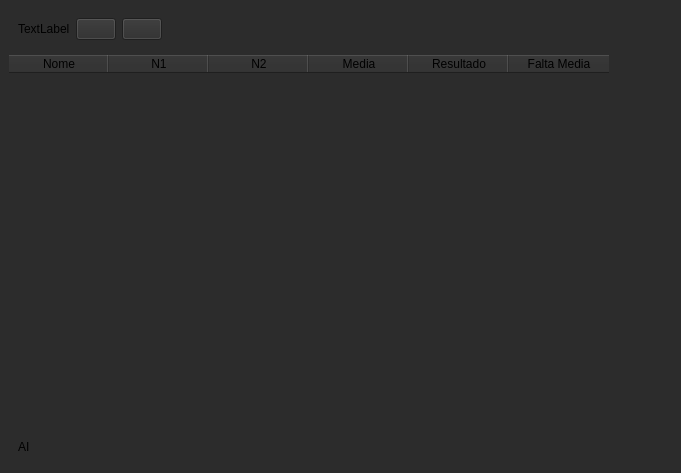
KoTzJr/puc-grade-calculator, file _windows_.ui: the form before one commit.
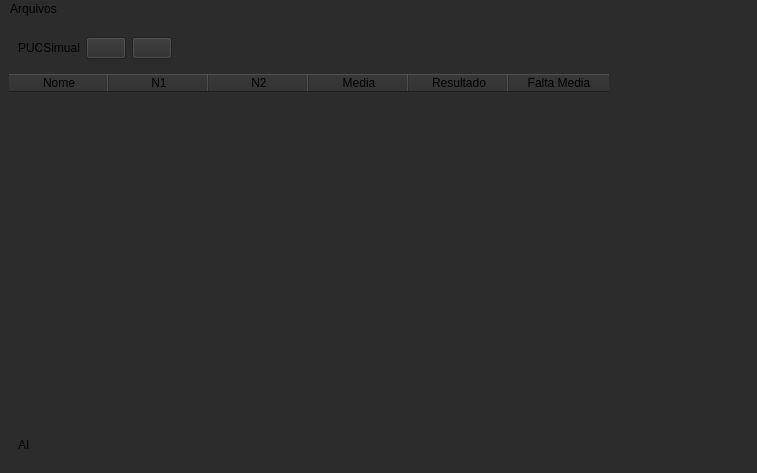
The form after the commit.

What changed in the file:
```diff
--- a/_windows_.ui
+++ b/_windows_.ui
@@ -6,22 +6,10 @@
    <rect>
     <x>0</x>
     <y>0</y>
-    <width>681</width>
+    <width>757</width>
     <height>473</height>
    </rect>
   </property>
-  <property name="minimumSize">
-   <size>
-    <width>681</width>
-    <height>473</height>
-   </size>
-  </property>
-  <property name="maximumSize">
-   <size>
-    <width>681</width>
-    <height>473</height>
-   </size>
-  </property>
   <property name="windowTitle">
    <string>_windows_</string>
   </property>
@@ -42,7 +30,7 @@
        <item>
         <widget class="QLabel" name="label_2">
          <property name="text">
-          <string>TextLabel</string>
+          <string>PUCSimual</string>
          </property>
         </widget>
        </item>
@@ -124,7 +112,7 @@
       </column>
      </widget>
     </item>
-    <item alignment="Qt::AlignmentFlag::AlignLeft">
+    <item alignment="Qt::AlignmentFlag::AlignLeft|Qt::AlignmentFlag::AlignVCenter">
      <widget class="QFrame" name="frame_2">
       <property name="frameShape">
        <enum>QFrame::Shape::NoFrame</enum>
@@ -147,11 +135,80 @@
          </property>
         </widget>
        </item>
+       <item>
+        <spacer name="horizontalSpacer">
+         <property name="orientation">
+          <enum>Qt::Orientation::Horizontal</enum>
+         </property>
+         <property name="sizeType">
+          <enum>QSizePolicy::Policy::Maximum</enum>
+         </property>
+         <property name="sizeHint" stdset="0">
+          <size>
+           <width>350</width>
+           <height>20</height>
+          </size>
+         </property>
+        </spacer>
+       </item>
+       <item>
+        <widget class="QLabel" name="label_3">
+         <property name="text">
+          <string/>
+         </property>
+         <property name="textFormat">
+          <enum>Qt::TextFormat::RichText</enum>
+         </property>
+         <property name="alignment">
+          <set>Qt::AlignmentFlag::AlignRight|Qt::AlignmentFlag::AlignTrailing|Qt::AlignmentFlag::AlignVCenter</set>
+         </property>
+        </widget>
+       </item>
       </layout>
      </widget>
     </item>
    </layout>
   </widget>
+  <widget class="QMenuBar" name="menuBar">
+   <property name="geometry">
+    <rect>
+     <x>0</x>
+     <y>0</y>
+     <width>757</width>
+     <height>33</height>
+    </rect>
+   </property>
+   <widget class="QMenu" name="menuArquivos">
+    <property name="title">
+     <string>Arquivos</string>
+    </property>
+    <addaction name="actionNovo"/>
+    <addaction name="actionAbrir"/>
+    <addaction name="actionSalvar"/>
+    <addaction name="actionSalvar_como"/>
+   </widget>
+   <addaction name="menuArquivos"/>
+  </widget>
+  <action name="actionAbrir">
+   <property name="text">
+    <string>Abrir</string>
+   </property>
+  </action>
+  <action name="actionNovo">
+   <property name="text">
+    <string>Novo</string>
+   </property>
+  </action>
+  <action name="actionSalvar">
+   <property name="text">
+    <string>Salvar</string>
+   </property>
+  </action>
+  <action name="actionSalvar_como">
+   <property name="text">
+    <string>Salvar como</string>
+   </property>
+  </action>
  </widget>
  <resources>
   <include location="Resources.qrc"/>
```
